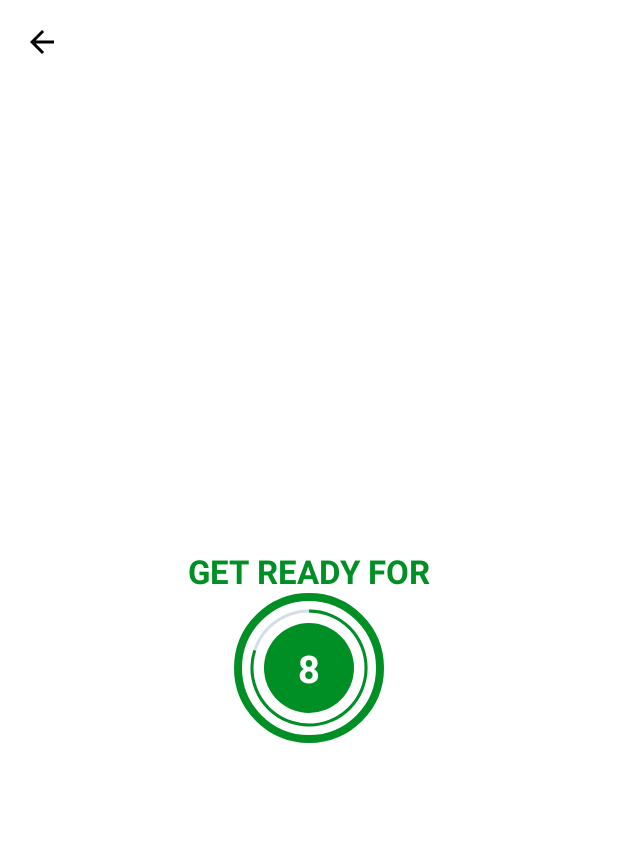
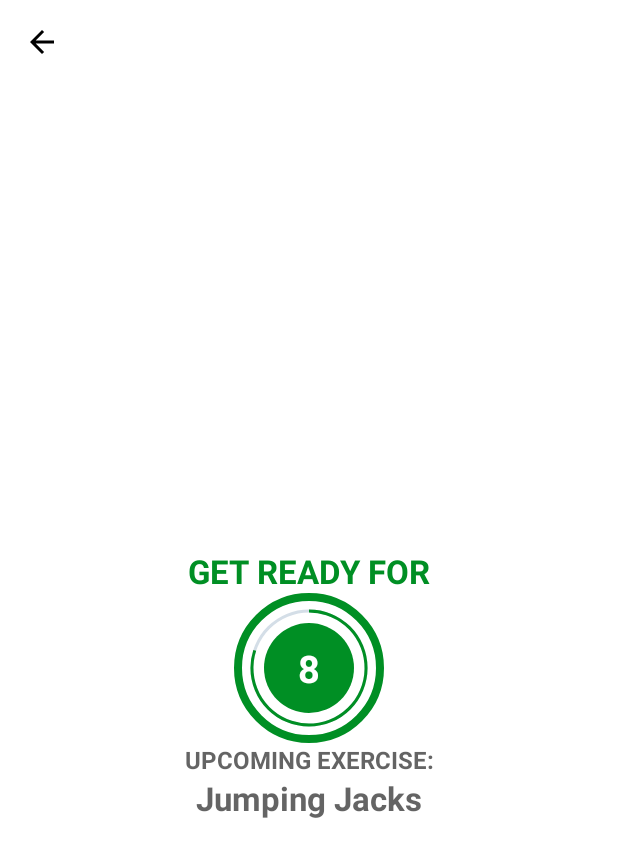
Before and after one commit to IsikParlar/7MinutesWorkout, an Android app: the ExerciseActivity screen opened directly, with no data from a screen before it, on a phone screen of 412 x 824 dp. Shown: the top 857 px of the screen. Run offline under Robolectric (Android 15) with nearby library versions, the phone set to English and light mode, and no system bars.

Commit message:
Text to speech added

```diff
--- a/app/src/main/AndroidManifest.xml
+++ b/app/src/main/AndroidManifest.xml
@@ -1,6 +1,12 @@
 <?xml version="1.0" encoding="utf-8"?>
 <manifest xmlns:android="http://schemas.android.com/apk/res/android"
     xmlns:tools="http://schemas.android.com/tools">
+
+    <queries>
+        <intent>
+            <action android:name="android.intent.action.TTS_SERVICE"/>
+        </intent>
+    </queries>
 
     <application
         android:allowBackup="true"
--- a/app/src/main/java/com/example/a7minutesworkout/ExerciseActivity.kt
+++ b/app/src/main/java/com/example/a7minutesworkout/ExerciseActivity.kt
@@ -1,21 +1,29 @@
 package com.example.a7minutesworkout
 
 import android.content.Intent
+import android.media.MediaPlayer
+import android.net.Uri
 import androidx.appcompat.app.AppCompatActivity
 import android.os.Bundle
 import android.os.CountDownTimer
+import android.speech.tts.TextToSpeech
 import android.view.View
 import android.widget.Toast
 import com.example.a7minutesworkout.databinding.ActivityExerciseBinding
+import java.util.*
+import kotlin.collections.ArrayList
 
-class ExerciseActivity : AppCompatActivity() {
+class ExerciseActivity : AppCompatActivity(), TextToSpeech.OnInitListener {
     private var binding: ActivityExerciseBinding? = null
     private var restTimer: CountDownTimer? = null
     private var restProgress = 0
     private var exerciseTimer: CountDownTimer? = null
     private var exerciseProgress = 0
-    private var exerciseList : ArrayList<ExerciseModel>? = null
+    private var exerciseTimerDuration: Long = 30
+    private var exerciseList: ArrayList<ExerciseModel>? = null
     private var currentExercisePosition = -1
+    private var tts: TextToSpeech? = null
+    private var player: MediaPlayer? = null
 
     override fun onCreate(savedInstanceState: Bundle?) {
         super.onCreate(savedInstanceState)
@@ -30,6 +38,8 @@ class ExerciseActivity : AppCompatActivity() {
 
         exerciseList = Constants.defaultExerciseList()
 
+        tts = TextToSpeech(this, this)
+
         binding?.toolbarExercise?.setNavigationOnClickListener {
             onBackPressed()
         }
@@ -43,28 +53,52 @@ class ExerciseActivity : AppCompatActivity() {
         binding?.tvExerciseName?.visibility = View.VISIBLE
         binding?.flExerciseView?.visibility = View.VISIBLE
         binding?.ivImage?.visibility = View.VISIBLE
+        binding?.tvUpcomingLabel?.visibility = View.INVISIBLE
+        binding?.tvUpcomingExerciseName?.visibility = View.INVISIBLE
 
         if (exerciseTimer != null) {
             exerciseTimer?.cancel()
             exerciseProgress = 0
         }
+
+        speakOut(exerciseList!![currentExercisePosition].getName())
+
         binding?.ivImage?.setImageResource(exerciseList!![currentExercisePosition].getImage())
-        binding?.tvExerciseName?.text=exerciseList!![currentExercisePosition].getName()
+        binding?.tvExerciseName?.text = exerciseList!![currentExercisePosition].getName()
 
         setExerciseProgressBar()
     }
 
     private fun setupRestView() {
+
+        try {
+            val soundURI = Uri.parse(
+                "android.resource://com.example.a7minutesworkout/" + R.raw.press_start
+            )
+            player = MediaPlayer.create(applicationContext, soundURI)
+            player?.isLooping = false
+            player?.start()
+
+        } catch (e: Exception) {
+            e.printStackTrace()
+        }
+
         binding?.flRestView?.visibility = View.VISIBLE
         binding?.tvTitle?.visibility = View.VISIBLE
         binding?.tvExerciseName?.visibility = View.INVISIBLE
         binding?.flExerciseView?.visibility = View.INVISIBLE
         binding?.ivImage?.visibility = View.INVISIBLE
+        binding?.tvUpcomingLabel?.visibility = View.VISIBLE
+        binding?.tvUpcomingExerciseName?.visibility = View.VISIBLE
 
         if (restTimer != null) {
             restTimer?.cancel()
             restProgress = 0
         }
+
+        binding?.tvUpcomingExerciseName?.text =
+            exerciseList!![currentExercisePosition + 1].getName()
+
         setRestProgressBar()
     }
 
@@ -86,27 +120,33 @@ class ExerciseActivity : AppCompatActivity() {
     }
 
     private fun setExerciseProgressBar() {
+
         binding?.progressBarExercise?.progress = exerciseProgress
-        exerciseTimer = object : CountDownTimer(30000, 1000) {
 
-            override fun onTick(p0: Long) {
+        exerciseTimer = object : CountDownTimer(exerciseTimerDuration * 1000, 1000) {
+            override fun onTick(millisUntilFinished: Long) {
                 exerciseProgress++
-                binding?.progressBarExercise?.progress = 10 - exerciseProgress
-                binding?.tvTimerExercise?.text = (10 - exerciseProgress).toString()
+                binding?.progressBarExercise?.progress =
+                    exerciseTimerDuration.toInt() - exerciseProgress
+                binding?.tvTimerExercise?.text =
+                    (exerciseTimerDuration.toInt() - exerciseProgress).toString()
             }
 
             override fun onFinish() {
-                if (currentExercisePosition <exerciseList?.size!!-1){
+
+                if (currentExercisePosition < exerciseList?.size!! - 1) {
                     setupRestView()
-                }
-                else{
-                    Toast.makeText(this@ExerciseActivity,
-                    "Congratulations! You have completed the 7 minutes workout",
-                    Toast.LENGTH_LONG
+                } else {
+
+                    Toast.makeText(
+                        this@ExerciseActivity,
+                        "Congratulations! You have completed the 7 minutes workout.",
+                        Toast.LENGTH_SHORT
                     ).show()
                 }
             }
         }.start()
+
     }
 
     override fun onDestroy() {
@@ -120,7 +160,38 @@ class ExerciseActivity : AppCompatActivity() {
             exerciseTimer?.cancel()
             exerciseProgress = 0
         }
+
+        if (tts != null) {
+            tts!!.stop()
+            tts!!.shutdown()
+        }
+
+        if (player !=null){
+            player!!.stop()
+        }
+
         binding = null
     }
 
+    override fun onInit(status: Int) {
+        if (status == TextToSpeech.SUCCESS) {
+            val result = tts?.setLanguage(Locale.US)
+
+            if (result == TextToSpeech.LANG_MISSING_DATA || result == TextToSpeech.LANG_NOT_SUPPORTED) {
+                Toast.makeText(
+                    this@ExerciseActivity,
+                    "The language specified is not supported",
+                    Toast.LENGTH_SHORT
+                ).show()
+            }
+        } else {
+            Toast.makeText(this@ExerciseActivity, "Initialization failed", Toast.LENGTH_SHORT)
+                .show()
+        }
+    }
+
+    private fun speakOut(text: String) {
+        tts!!.speak(text, TextToSpeech.QUEUE_FLUSH, null, "")
+    }
+
 }
--- a/app/src/main/res/layout/activity_exercise.xml
+++ b/app/src/main/res/layout/activity_exercise.xml
@@ -69,8 +69,33 @@
 
         </LinearLayout>
 
+    </FrameLayout>
 
-    </FrameLayout>
+    <TextView
+        android:id="@+id/tvUpcomingLabel"
+        android:layout_width="wrap_content"
+        android:layout_height="wrap_content"
+        android:text="UPCOMING EXERCISE:"
+        android:textColor="@color/colorPrimary"
+        android:textSize="16sp"
+        android:textStyle="bold"
+        app:layout_constraintEnd_toEndOf="parent"
+        app:layout_constraintStart_toStartOf="parent"
+        app:layout_constraintTop_toBottomOf="@+id/flRestView"
+        app:layout_constraintBottom_toTopOf="@id/tvUpcomingExerciseName"
+        tools:visibility="visible"/>
+
+    <TextView
+        android:id="@+id/tvUpcomingExerciseName"
+        android:layout_width="wrap_content"
+        android:layout_height="wrap_content"
+        android:textColor="@color/colorPrimary"
+        android:textSize="22sp"
+        android:textStyle="bold"
+        app:layout_constraintEnd_toEndOf="parent"
+        app:layout_constraintStart_toStartOf="parent"
+        app:layout_constraintTop_toBottomOf="@+id/tvUpcomingLabel"
+        tools:visibility="visible"/>
 
     <ImageView
         android:id="@+id/ivImage"
```
Also changed, not shown: 1 other file.
